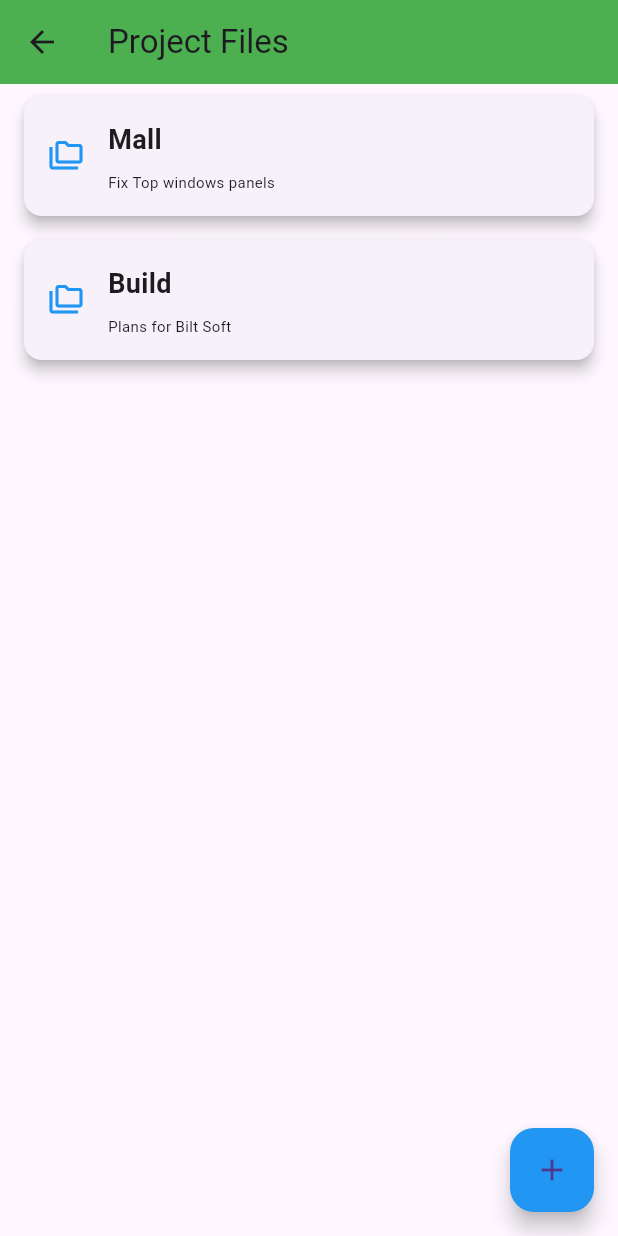
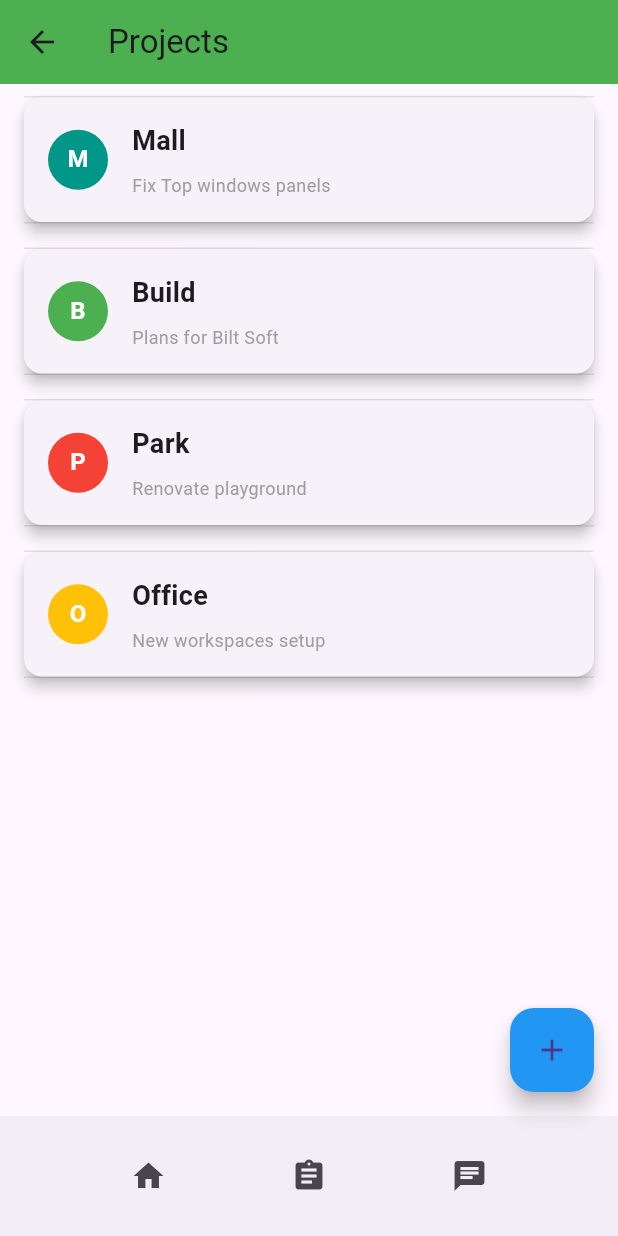
Before and after one commit to monahidalgo/on_site_crews, a Flutter app: the ProjectsScreen screen opened by its route, on a phone screen of 412 x 824 dp. Run offline on Flutter 3.47's test engine with Material 3 defaults, Android fonts, the phone set to English and light mode, and no system bars; our stand-ins replace audioplayers, geolocator, image_picker.

Commit message:
Enhanced Projects Screen with Material Design and Improved Navigation
- Updated `ProjectsScreen` to use Material Design styles.
- Added colored circles with project initials to the project cards.
- Sorted projects alphabetically and added horizontal lines above and below each project card.
- Added a bottom app bar with Home, Activity, and Chat icons, which are now clickable and navigate to their respective routes.
- Fixed project card styling and updated `FloatingActionButton` for creating new projects.
- Added the possibility to change the app's color scheme to a more minimalist.

Files modified:
- `projects_screen.dart`

```diff
--- a/lib/screens/dashboard_screen.dart
+++ b/lib/screens/dashboard_screen.dart
@@ -61,7 +61,7 @@ class DashboardScreen extends StatelessWidget {
               leading: const Icon(Icons.group),
               title: const Text('Crews'),
               onTap: () {
-                Navigator.pushNamed(context, '/crews');
+                Navigator.pushNamed(context, '/crew_management');
               },
             ),
             ListTile(
@@ -124,7 +124,7 @@ class DashboardScreen extends StatelessWidget {
                         context, 'Tasks', Icons.assignment, Colors.blue, '/task_management'),
                     _buildDashboardCard(context, 'Reports', Icons.report, Colors.blue, '/reports'),
                     _buildDashboardCard(context, 'Invoices', Icons.receipt, Colors.red, '/invoices'),
-                    _buildDashboardCard(context, 'Crews', Icons.group, Colors.teal, '/crews'),
+                    _buildDashboardCard(context, 'Crews', Icons.group, Colors.teal, '/crew_management'),
                     _buildDashboardCard(
                         context, 'Chats', Icons.chat, Colors.amber, '/project_chat'),
                     _buildDashboardCard(
--- a/lib/screens/login_screen.dart
+++ b/lib/screens/login_screen.dart
@@ -22,7 +22,7 @@ class LoginScreen extends StatelessWidget {
                   margin: const EdgeInsets.symmetric(vertical: 20.0),
                   alignment: Alignment.center,
                   child: Image.asset(
-                    'assets/images/bk.png',
+                    'assets/images/crew.jpeg',
                     height: 300, // Make the logo smaller or larger
                     fit: BoxFit.contain,
                   ),
@@ -42,7 +42,7 @@ class LoginScreen extends StatelessWidget {
                   onPressed: () {
                     if (_usernameController.text.isNotEmpty &&
                         _passwordController.text.isNotEmpty) {
-                      Navigator.pushNamed(context, '/dashboard');
+                      Navigator.pushNamed(context, '/projects'); // Updated route
                     }
                   },
                   style: ElevatedButton.styleFrom(
--- a/lib/screens/projects_screen.dart
+++ b/lib/screens/projects_screen.dart
@@ -13,11 +13,14 @@ class _ProjectsScreenState extends State<ProjectsScreen> {
   final List<Map<String, String>> projects = [
     {'name': 'Mall', 'description': 'Fix Top windows panels'},
     {'name': 'Build', 'description': 'Plans for Bilt Soft'},
+    {'name': 'Park', 'description': 'Renovate playground'},
+    {'name': 'Office', 'description': 'New workspaces setup'},
   ];
 
   void _addProject(Map<String, String> project) {
     setState(() {
       projects.add(project);
+      projects.sort((a, b) => a['name']!.compareTo(b['name']!));
     });
   }
 
@@ -25,13 +28,15 @@ class _ProjectsScreenState extends State<ProjectsScreen> {
   Widget build(BuildContext context) {
     return Scaffold(
       appBar: AppBar(
-        title: const Text('Project Files'),
+        title: const Text('Projects'),
         backgroundColor: Colors.green,
       ),
       body: ListView.builder(
         itemCount: projects.length,
         itemBuilder: (context, index) {
           final project = projects[index];
+          final color = _getProjectColor(project['name']!);
+
           return GestureDetector(
             onTap: () {
               Navigator.push(
@@ -41,16 +46,31 @@ class _ProjectsScreenState extends State<ProjectsScreen> {
                 ),
               );
             },
+            child: Container(
+              margin: const EdgeInsets.symmetric(vertical: 8.0, horizontal: 16.0),
+              decoration: BoxDecoration(
+                border: Border(
+                  top: BorderSide(color: Colors.grey.shade300, width: 1.0),
+                  bottom: BorderSide(color: Colors.grey.shade300, width: 1.0),
+                ),
+              ),
               child: Card(
                 elevation: 4.0,
-              margin: const EdgeInsets.symmetric(vertical: 8.0, horizontal: 16.0),
+                margin: EdgeInsets.zero,
                 child: Padding(
                   padding: const EdgeInsets.all(16.0),
                   child: Row(
                     children: [
-                    const Icon(Icons.folder_copy_outlined, color: Colors.blue),
+                      CircleAvatar(
+                        backgroundColor: color,
+                        child: Text(
+                          project['name']![0],
+                          style: const TextStyle(color: Colors.white, fontWeight: FontWeight.bold),
+                        ),
+                      ),
                       const SizedBox(width: 16.0),
-                    Column(
+                      Expanded(
+                        child: Column(
                           crossAxisAlignment: CrossAxisAlignment.start,
                           children: [
                             Text(
@@ -60,11 +80,13 @@ class _ProjectsScreenState extends State<ProjectsScreen> {
                             const SizedBox(height: 8.0),
                             Text(
                               project['description']!,
-                          style: const TextStyle(fontSize: 10.0),
+                              style: const TextStyle(fontSize: 12.0, color: Colors.grey),
                             ),
                           ],
                         ),
+                      ),
                     ],
+                  ),
                 ),
               ),
             ),
@@ -87,6 +109,45 @@ class _ProjectsScreenState extends State<ProjectsScreen> {
         backgroundColor: Colors.blue,
         child: const Icon(Icons.add),
       ),
+      bottomNavigationBar: BottomAppBar(
+        child: Row(
+          mainAxisAlignment: MainAxisAlignment.spaceEvenly,
+          children: [
+            IconButton(
+              icon: const Icon(Icons.home),
+              onPressed: () {
+                Navigator.pushNamed(context, '/home'); // Replace with the actual route if different
+              },
+            ),
+            IconButton(
+              icon: const Icon(Icons.assignment),
+              onPressed: () {
+                Navigator.pushNamed(context, '/activity'); // Replace with the actual route if different
+              },
+            ),
+            IconButton(
+              icon: const Icon(Icons.chat),
+              onPressed: () {
+                Navigator.pushNamed(context, '/chat'); // Replace with the actual route if different
+              },
+            ),
+          ],
+        ),
+      ),
     );
   }
+
+  Color _getProjectColor(String name) {
+    final colors = [
+      Colors.red,
+      Colors.blue,
+      Colors.green,
+      Colors.orange,
+      Colors.purple,
+      Colors.teal,
+      Colors.cyan,
+      Colors.amber,
+    ];
+    return colors[name.codeUnitAt(0) % colors.length];
   }
+}
```
Also changed, not shown: lib/main.dart (+2 -7 lines), lib/screens/gallery_screen.dart (+5 -4 lines), 1 other file. Lines whose indentation alone changed are shown as unchanged.
